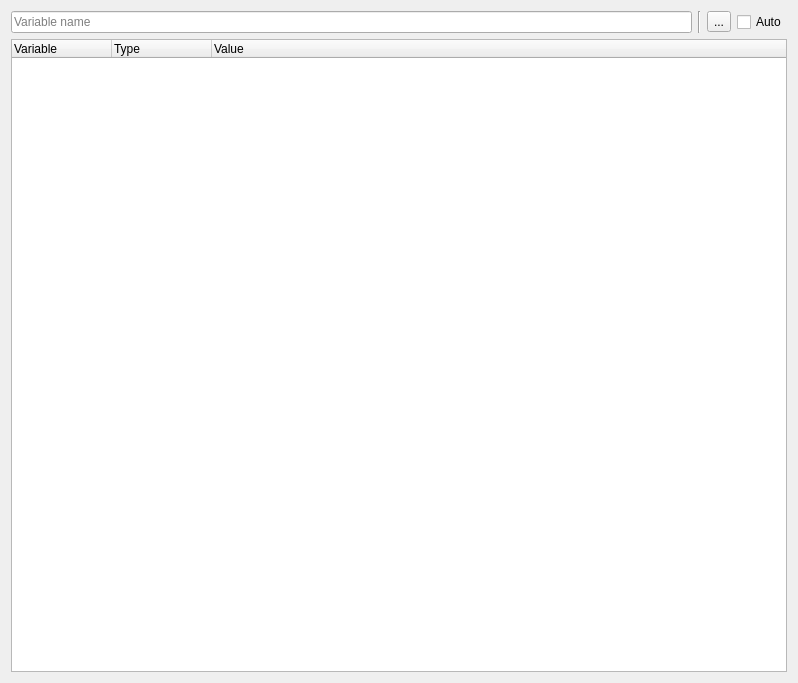
Above: src/SeerVarVisualizerWidget.ui from epasveer/seer before the change. Below: the same form after it.
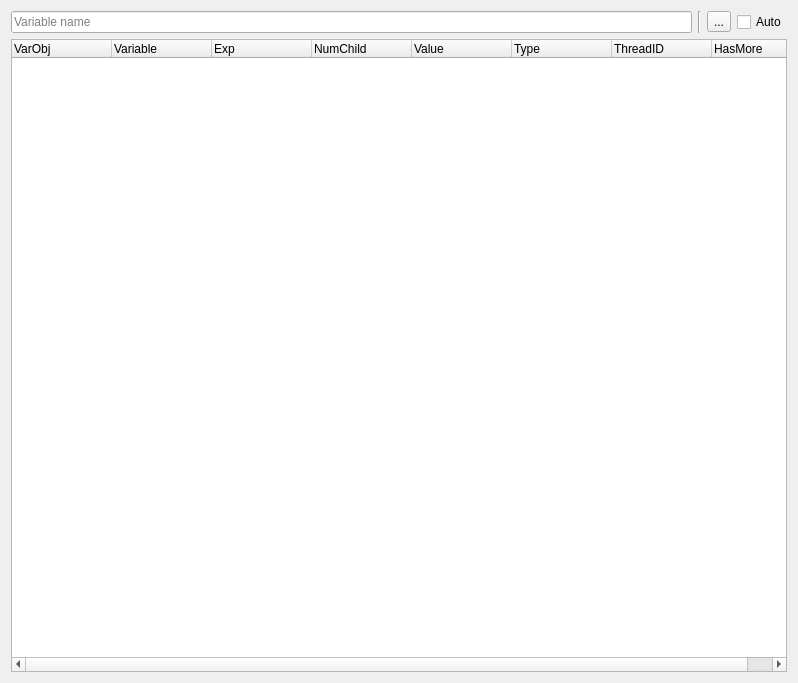
That is the form after the change. Icons and pictures are not drawn. Custom widgets are drawn as their Qt base class.

Commit message: More work on VarObj visualizer.

The edit to the form file:
```diff
--- a/src/SeerVarVisualizerWidget.ui
+++ b/src/SeerVarVisualizerWidget.ui
@@ -63,6 +63,11 @@
    </item>
    <item row="1" column="0" colspan="4">
     <widget class="QTreeWidget" name="variableTreeWidget">
+     <column>
+      <property name="text">
+       <string>VarObj</string>
+      </property>
+     </column>
      <column>
       <property name="text">
        <string>Variable</string>
@@ -70,7 +75,12 @@
      </column>
      <column>
       <property name="text">
-       <string>Type</string>
+       <string>Exp</string>
+      </property>
+     </column>
+     <column>
+      <property name="text">
+       <string>NumChild</string>
       </property>
      </column>
      <column>
@@ -78,6 +88,21 @@
        <string>Value</string>
       </property>
      </column>
+     <column>
+      <property name="text">
+       <string>Type</string>
+      </property>
+     </column>
+     <column>
+      <property name="text">
+       <string>ThreadID</string>
+      </property>
+     </column>
+     <column>
+      <property name="text">
+       <string>HasMore</string>
+      </property>
+     </column>
     </widget>
    </item>
   </layout>
```
The commit also changes 12 other files.
